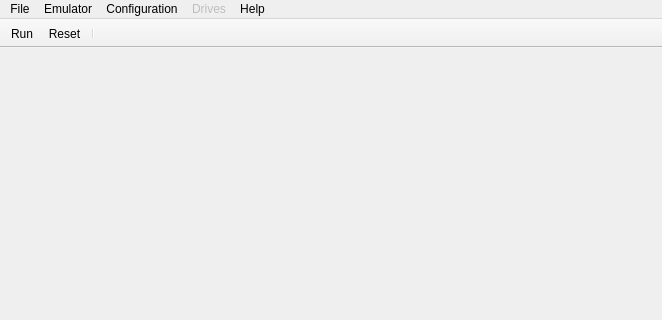
Qt form mainwindow.ui (nzeemin/bkbtl-qt) before a commit; both pictures show x 0 to 662 and y 0 to 320 of the 662 by 571 pixel window.
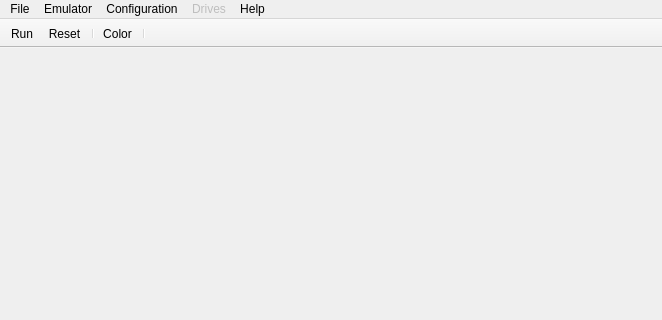
The same form after that commit. Icons and pictures are not drawn.

What changed in the file:
```diff
--- a/mainwindow.ui
+++ b/mainwindow.ui
@@ -102,6 +102,8 @@
    <addaction name="actionEmulatorRun"/>
    <addaction name="actionEmulatorReset"/>
    <addaction name="separator"/>
+   <addaction name="actionEmulatorColorScreen"/>
+   <addaction name="separator"/>
   </widget>
   <widget class="QStatusBar" name="statusBar"/>
   <action name="actionFileExit">
@@ -312,6 +314,14 @@
    </property>
    <property name="text">
     <string>Color Screen</string>
+   </property>
+   <property name="iconText">
+    <string>Color</string>
+   </property>
+  </action>
+  <action name="actionFileLoadBin">
+   <property name="text">
+    <string>Load BIN</string>
    </property>
   </action>
  </widget>
```
Left out of the diff: 5 changed lines with no effect on the pictures.
